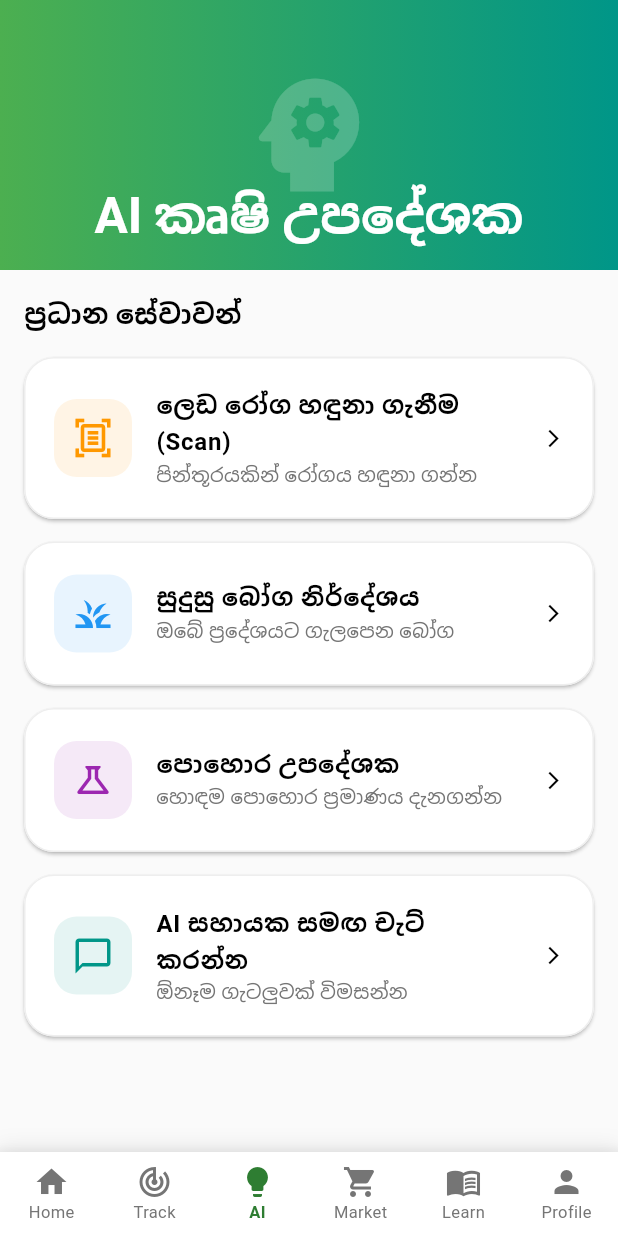
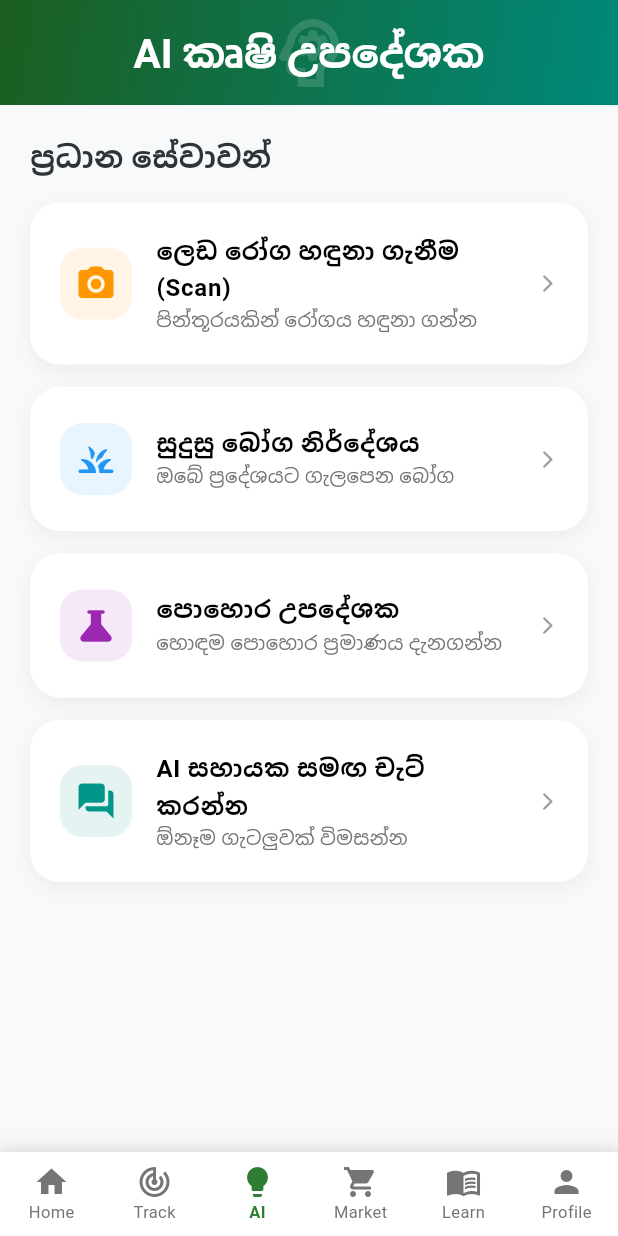
Before and after one commit to duvindupiyumika/govi_app, a Flutter app: the screen it shows after launch, item 3 of the bottom bar chosen, on a phone screen of 412 x 824 dp. Run offline on Flutter 3.47's test engine with Material 3 defaults, Android fonts, the light colour scheme and no system bars; our stand-ins replace cloud_firestore, firebase_core, flutter_dotenv, image_picker; accounts and stored records are empty.

Commit message:
AI Suggestions UI improvements

```diff
--- a/lib/screens/ai_suggestions/ai_suggestions_screen.dart
+++ b/lib/screens/ai_suggestions/ai_suggestions_screen.dart
@@ -10,35 +10,92 @@ class AiSuggestionsScreen extends StatelessWidget {
   @override
   Widget build(BuildContext context) {
     return Scaffold(
-      backgroundColor: Colors.grey[50],
+      backgroundColor: const Color(0xFFF8F9FA),
       body: CustomScrollView(
         slivers: [
+
           SliverAppBar(
-            expandedHeight: 180.0,
+            expandedHeight: 70.0,
             pinned: true,
+            elevation: 0,
             flexibleSpace: FlexibleSpaceBar(
               centerTitle: true,
-              title: const Text("AI කෘෂි උපදේශක", style: TextStyle(fontWeight: FontWeight.bold, color: Colors.white)),
+              title: const Text(
+                "AI කෘෂි උපදේශක",
+                style: TextStyle(
+                  fontWeight: FontWeight.bold,
+                  fontSize: 18,
+                  color: Colors.white,
+                ),
+              ),
               background: Container(
                 decoration: const BoxDecoration(
-                  gradient: LinearGradient(colors: [Colors.green, Colors.teal]),
+                  gradient: LinearGradient(
+                    colors: [Color(0xFF1B5E20), Color(0xFF00897B)],
+                    begin: Alignment.topLeft,
+                    end: Alignment.bottomRight,
+                  ),
                 ),
-                child: const Center(child: Opacity(opacity: 0.2, child: Icon(Icons.psychology, size: 100, color: Colors.white))),
+                child: Center(
+                  child: Icon(
+                    Icons.psychology_outlined,
+                    size: 60,
+                    color: Colors.white.withOpacity(0.15),
+                  ),
+                ),
               ),
             ),
           ),
+
           SliverToBoxAdapter(
             child: Padding(
-              padding: const EdgeInsets.all(16.0),
+              padding: const EdgeInsets.all(20.0),
               child: Column(
                 crossAxisAlignment: CrossAxisAlignment.start,
                 children: [
-                  const Text("ප්‍රධාන සේවාවන්", style: TextStyle(fontSize: 18, fontWeight: FontWeight.bold)),
+                  const Text(
+                    "ප්‍රධාන සේවාවන්",
+                    style: TextStyle(
+                      fontSize: 20,
+                      fontWeight: FontWeight.bold,
+                      color: Color(0xFF2D3436),
+                    ),
+                  ),
                   const SizedBox(height: 15),
-                  _buildServiceCard(context, "ලෙඩ රෝග හඳුනා ගැනීම (Scan)", "පින්තූරයකින් රෝගය හඳුනා ගන්න", Icons.document_scanner_outlined, Colors.orange, const DiseaseScanScreen()),
-                  _buildServiceCard(context, "සුදුසු බෝග නිර්දේශය", "ඔබේ ප්‍රදේශයට ගැලපෙන බෝග", Icons.grass_outlined, Colors.blue, const CropRecommendationScreen()),
-                  _buildServiceCard(context, "පොහොර උපදේශක", "හොඳම පොහොර ප්‍රමාණය දැනගන්න", Icons.science_outlined, Colors.purple, const FertilizerAdvisorScreen()),
-                  _buildServiceCard(context, "AI සහායක සමඟ චැට් කරන්න", "ඕනෑම ගැටලුවක් විමසන්න", Icons.chat_bubble_outline, Colors.teal, const AiChatScreen()),
+
+
+                  _buildServiceCard(
+                    context,
+                    "ලෙඩ රෝග හඳුනා ගැනීම (Scan)",
+                    "පින්තූරයකින් රෝගය හඳුනා ගන්න",
+                    Icons.camera_alt_rounded,
+                    Colors.orange,
+                    const DiseaseScanScreen()
+                  ),
+                  _buildServiceCard(
+                    context,
+                    "සුදුසු බෝග නිර්දේශය",
+                    "ඔබේ ප්‍රදේශයට ගැලපෙන බෝග",
+                    Icons.grass_rounded,
+                    Colors.blue,
+                    const CropRecommendationScreen()
+                  ),
+                  _buildServiceCard(
+                    context,
+                    "පොහොර උපදේශක",
+                    "හොඳම පොහොර ප්‍රමාණය දැනගන්න",
+                    Icons.science_rounded,
+                    Colors.purple,
+                    const FertilizerAdvisorScreen()
+                  ),
+                  _buildServiceCard(
+                    context,
+                    "AI සහායක සමඟ චැට් කරන්න",
+                    "ඕනෑම ගැටලුවක් විමසන්න",
+                    Icons.forum_rounded,
+                    Colors.teal,
+                    const AiChatScreen()
+                  ),
                 ],
               ),
             ),
@@ -48,20 +105,40 @@ class AiSuggestionsScreen extends StatelessWidget {
     );
   }
 
+
   Widget _buildServiceCard(BuildContext context, String title, String subtitle, IconData icon, Color color, Widget nextScreen) {
-    return Card(
+    return Container(
       margin: const EdgeInsets.only(bottom: 15),
-      shape: RoundedRectangleBorder(borderRadius: BorderRadius.circular(20), side: BorderSide(color: Colors.grey.shade200)),
+      decoration: BoxDecoration(
+        color: Colors.white,
+        borderRadius: BorderRadius.circular(20),
+        boxShadow: [
+          BoxShadow(
+            color: Colors.black.withOpacity(0.05),
+            blurRadius: 10,
+            offset: const Offset(0, 4),
+          ),
+        ],
+      ),
       child: ListTile(
         contentPadding: const EdgeInsets.symmetric(horizontal: 20, vertical: 12),
         leading: Container(
-          padding: const EdgeInsets.all(12),
-          decoration: BoxDecoration(color: color.withOpacity(0.1), borderRadius: BorderRadius.circular(15)),
+          padding: const EdgeInsets.all(10),
+          decoration: BoxDecoration(
+            color: color.withOpacity(0.1),
+            borderRadius: BorderRadius.circular(15),
+          ),
           child: Icon(icon, color: color, size: 28),
         ),
-        title: Text(title, style: const TextStyle(fontWeight: FontWeight.bold, fontSize: 16)),
-        subtitle: Text(subtitle, style: TextStyle(color: Colors.grey[600], fontSize: 13)),
-        trailing: const Icon(Icons.arrow_forward_ios, size: 14),
+        title: Text(
+          title,
+          style: const TextStyle(fontWeight: FontWeight.bold, fontSize: 16),
+        ),
+        subtitle: Text(
+          subtitle,
+          style: TextStyle(color: Colors.grey[600], fontSize: 13),
+        ),
+        trailing: const Icon(Icons.arrow_forward_ios_rounded, size: 14, color: Colors.grey),
         onTap: () => Navigator.push(context, MaterialPageRoute(builder: (context) => nextScreen)),
       ),
     );
```
